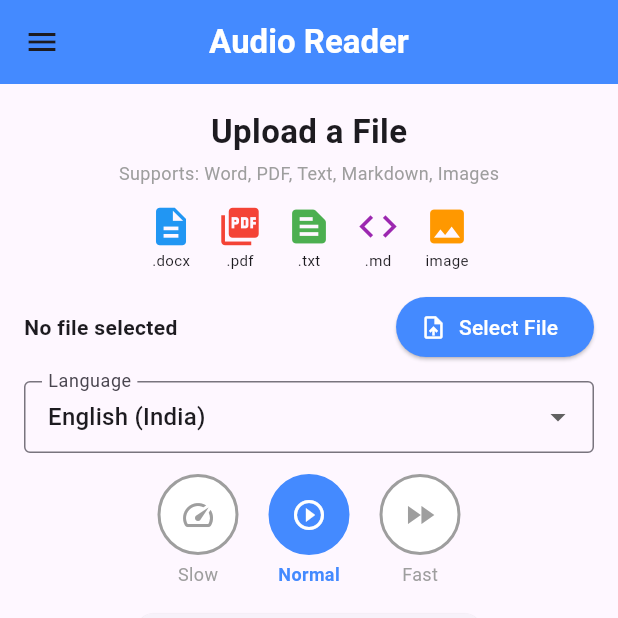
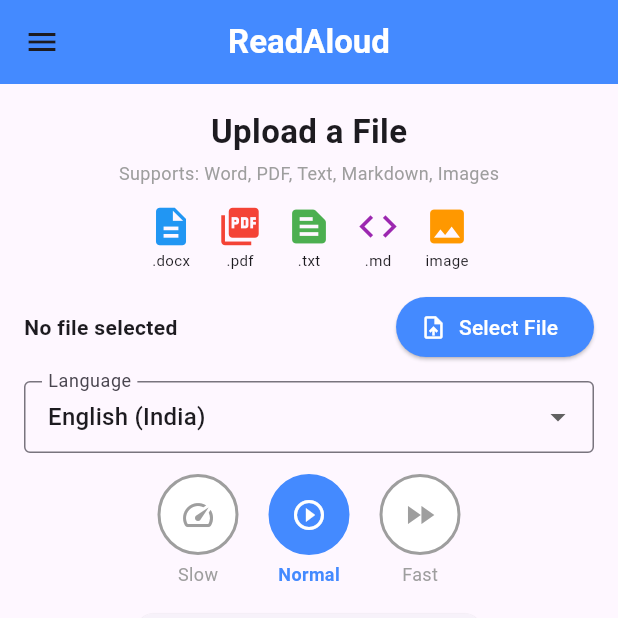
Before and after one commit to solankarrushi16/audio-reader-app, a Flutter app: the screen it shows after launch, on a phone screen of 412 x 824 dp, the top half of it. Run offline on Flutter 3.47's test engine with Material 3 defaults, Android fonts, the phone set to English and light mode, and no system bars; our stand-ins replace file_picker, flutter_tts; missing offline and left inert: syncfusion_flutter_pdf.

Commit message:
rename: project title updated to ReadAloud - Document to Speech App

```diff
--- a/lib/main.dart
+++ b/lib/main.dart
@@ -15,7 +15,7 @@
   @override
   Widget build(BuildContext context) {
     return MaterialApp(
-      title: 'Audio Reader',
+      title: 'ReadAloud',
       debugShowCheckedModeBanner: false,
       home: const HomePage(),
     );
@@ -48,10 +48,9 @@
   void initState() {
     super.initState();
 
-    // This makes sure TTS fires the completion handler after each chunk
+    // awaitSpeakCompletion(true) is required so the completion handler fires correctly on Android
     tts.awaitSpeakCompletion(true);
 
-    // When one chunk finishes, automatically play the next one
     tts.setCompletionHandler(() async {
       if (currentChunk < chunks.length - 1) {
         currentChunk++;
@@ -72,29 +71,22 @@
     super.dispose();
   }
 
-  // Clean the extracted text so it sounds better when read aloud
+  // Cleans extracted text so it sounds natural when read aloud
   String cleanText(String raw) {
     String text = raw;
 
-    // Join words that were split across lines by a hyphen
+    // Rejoin words split across lines by a hyphen (e.g. "natu-\nral" → "natural")
     text = text.replaceAll(RegExp(r'-\n(?=[a-z])'), '');
 
-    // Replace single line breaks (mid-paragraph) with a space
     text = text.replaceAll(RegExp(r'(?<!\n)\n(?!\n)'), ' ');
-
-    // Replace double line breaks (paragraph gaps) with a pause marker
     text = text.replaceAll('\n\n', '.  ');
-
-    // Remove bullet points
     text = text.replaceAll(RegExp(r'^\s*[•\-–—]\s+', multiLine: true), '. ');
-
-    // Remove extra spaces
     text = text.replaceAll(RegExp(r'  +'), ' ');
 
     return text.trim();
   }
 
-  // Split text into parts of 3000 characters so TTS does not cut off
+  // TTS has a character limit — split into 3000-char chunks to avoid audio cutoff
   List<String> splitIntoChunks(String text) {
     List<String> result = [];
     int maxLength = 3000;
@@ -111,7 +103,6 @@
     return result;
   }
 
-  // Pick and read a TXT or PDF file
   Future<void> selectFile() async {
     setState(() => isLoading = true);
 
@@ -132,7 +123,6 @@
       String content = '';
       int pages = 0;
 
-      // Read TXT file
       if (ext == 'txt') {
         if (file.bytes != null) {
           content = String.fromCharCodes(file.bytes!);
@@ -141,7 +131,6 @@
         }
       }
 
-      // Read PDF file
       else if (ext == 'pdf') {
         Uint8List? bytes;
         if (file.bytes != null) {
@@ -156,7 +145,7 @@
           PdfTextExtractor extractor = PdfTextExtractor(document);
 
           for (int i = 0; i < pages; i++) {
-            // Extract one page at a time to avoid duplication
+            // startPageIndex and endPageIndex must both be set to i — otherwise text duplicates
             content += extractor.extractText(
               startPageIndex: i,
               endPageIndex: i,
@@ -187,14 +176,12 @@
     }
   }
 
-  // Get speech rate based on selected speed
   double getSpeed() {
     if (selectedSpeed == 'Slow') return 0.35;
     if (selectedSpeed == 'Fast') return 0.7;
-    return 0.5; // Normal
+    return 0.5;
   }
 
-  // Speak a specific chunk
   Future<void> speakChunk(int index) async {
     if (index >= chunks.length) return;
     setState(() { isPlaying = true; isPaused = false; });
@@ -205,7 +192,6 @@
     await tts.speak(chunks[index]);
   }
 
-  // Play from beginning
   Future<void> playAudio() async {
     if (chunks.isEmpty) return;
     await tts.stop();
@@ -213,7 +199,6 @@
     await speakChunk(0);
   }
 
-  // Pause or resume
   Future<void> pauseResume() async {
     if (isPaused) {
       await speakChunk(currentChunk);
@@ -223,7 +208,6 @@
     }
   }
 
-  // Stop audio
   Future<void> stopAudio() async {
     await tts.stop();
     setState(() { isPlaying = false; isPaused = false; currentChunk = 0; });
@@ -235,17 +219,15 @@
 
     return Scaffold(
 
-      // App Bar
       appBar: AppBar(
         title: const Text(
-          'Audio Reader',
+          'ReadAloud',
           style: TextStyle(color: Colors.white, fontWeight: FontWeight.bold),
         ),
         centerTitle: true,
         backgroundColor: Colors.blueAccent,
       ),
 
-      // Side Drawer
       drawer: Drawer(
         child: ListView(
           children: [
@@ -266,13 +248,11 @@
         ),
       ),
 
-      // Body
       body: Padding(
         padding: const EdgeInsets.all(16),
         child: Column(
           children: [
 
-            // Title
             const Text(
               'Upload a File',
               style: TextStyle(fontSize: 22, fontWeight: FontWeight.bold),
@@ -284,7 +264,6 @@
             ),
             const SizedBox(height: 12),
 
-            // File format icons
             Row(
               mainAxisAlignment: MainAxisAlignment.center,
               children: [
@@ -316,7 +295,6 @@
             ),
             const SizedBox(height: 14),
 
-            // File name and Select button
             Row(
               children: [
                 Expanded(
@@ -351,7 +329,6 @@
             ),
             const SizedBox(height: 12),
 
-            // Language dropdown
             DropdownButtonFormField<String>(
               initialValue: selectedLanguage,
               decoration: const InputDecoration(
@@ -370,11 +347,9 @@
             ),
             const SizedBox(height: 14),
 
-            // Speed selection - three circular buttons
             Row(
               mainAxisAlignment: MainAxisAlignment.center,
               children: [
-                // Slow button
                 GestureDetector(
                   onTap: () => setState(() => selectedSpeed = 'Slow'),
                   child: Column(
@@ -417,7 +392,6 @@
                 ),
                 const SizedBox(width: 20),
 
-                // Normal button
                 GestureDetector(
                   onTap: () => setState(() => selectedSpeed = 'Normal'),
                   child: Column(
@@ -460,7 +434,6 @@
                 ),
                 const SizedBox(width: 20),
 
-                // Fast button
                 GestureDetector(
                   onTap: () => setState(() => selectedSpeed = 'Fast'),
                   child: Column(
@@ -505,7 +478,6 @@
             ),
             const SizedBox(height: 14),
 
-            // Extracted text area
             Expanded(
               child: Card(
                 child: Padding(
@@ -521,12 +493,9 @@
             ),
             const SizedBox(height: 14),
 
-            // Play, Pause, Stop buttons
             Row(
               mainAxisAlignment: MainAxisAlignment.center,
               children: [
-
-                // Play button
                 ElevatedButton.icon(
                   onPressed: hasText && !isPlaying ? playAudio : null,
                   icon: const Icon(Icons.play_arrow),
@@ -538,7 +507,6 @@
                 ),
                 const SizedBox(width: 10),
 
-                // Pause / Resume button
                 ElevatedButton.icon(
                   onPressed: (isPlaying || isPaused) ? pauseResume : null,
                   icon: Icon(isPaused ? Icons.play_circle_outline : Icons.pause),
@@ -550,7 +518,6 @@
                 ),
                 const SizedBox(width: 10),
 
-                // Stop button
                 ElevatedButton.icon(
                   onPressed: (isPlaying || isPaused) ? stopAudio : null,
                   icon: const Icon(Icons.stop),
--- a/pubspec.yaml
+++ b/pubspec.yaml
@@ -1,5 +1,5 @@
 name: audio_reader_app
-description: "A new Flutter project."
+description: "ReadAloud — Document to Speech App. A Flutter app that reads TXT and PDF files aloud using Text-to-Speech."
 # The following line prevents the package from being accidentally published to
 # pub.dev using `flutter pub publish`. This is preferred for private packages.
 publish_to: 'none' # Remove this line if you wish to publish to pub.dev
```
Also changed, not shown: 1 other file.
